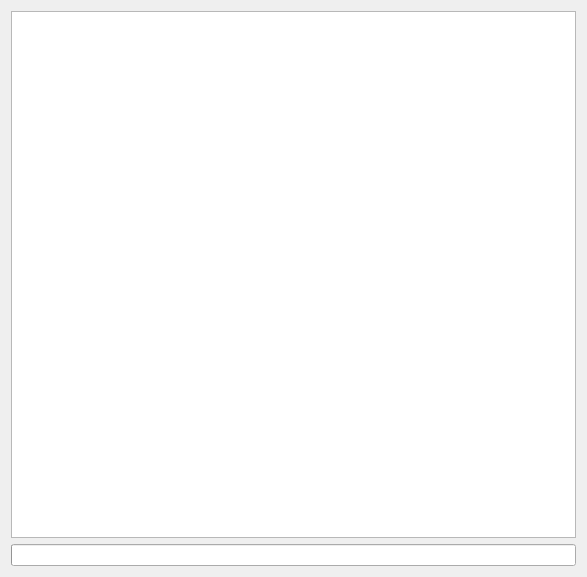
Above: server/resource_manager_dlg.ui from diamond3500/QTInspector before the change. Below: the same form after it.
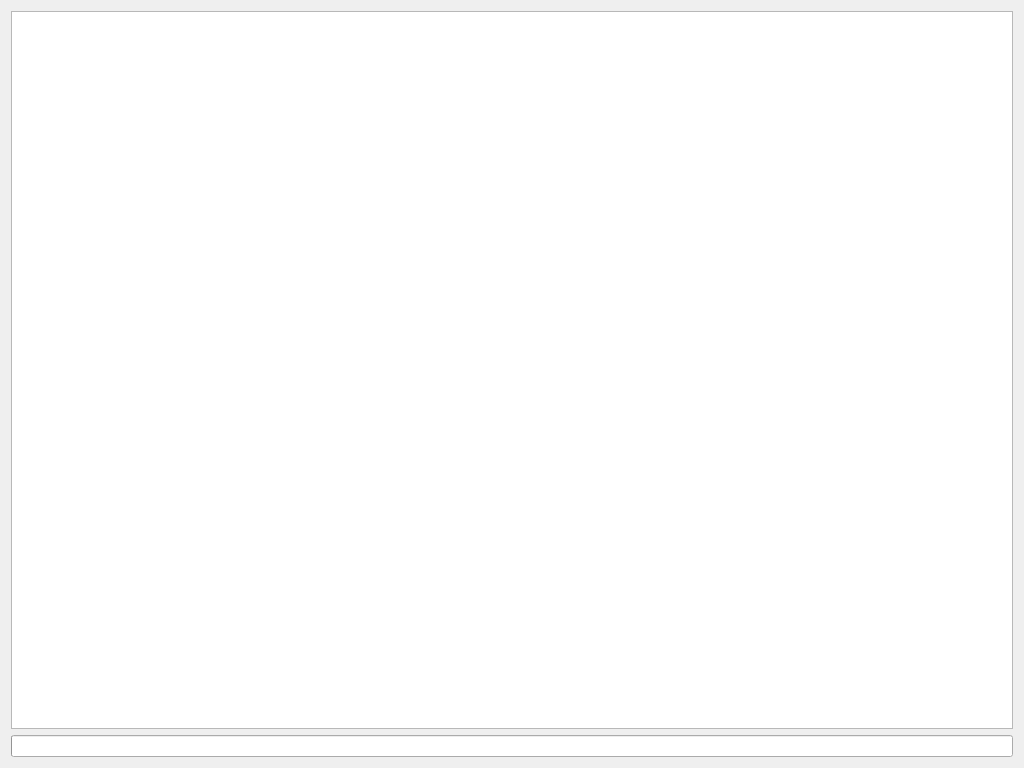
That is the form after the change.

```diff
--- a/server/resource_manager_dlg.ui
+++ b/server/resource_manager_dlg.ui
@@ -6,8 +6,8 @@
    <rect>
     <x>0</x>
     <y>0</y>
-    <width>587</width>
-    <height>577</height>
+    <width>1024</width>
+    <height>768</height>
    </rect>
   </property>
   <property name="windowTitle">
```
